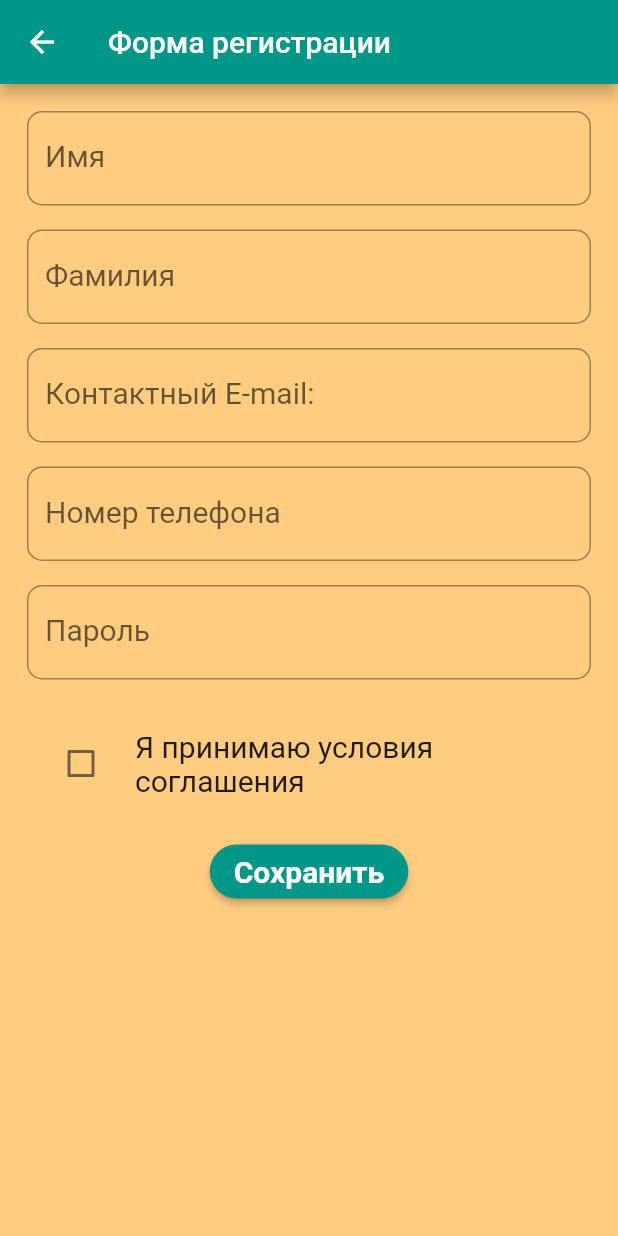
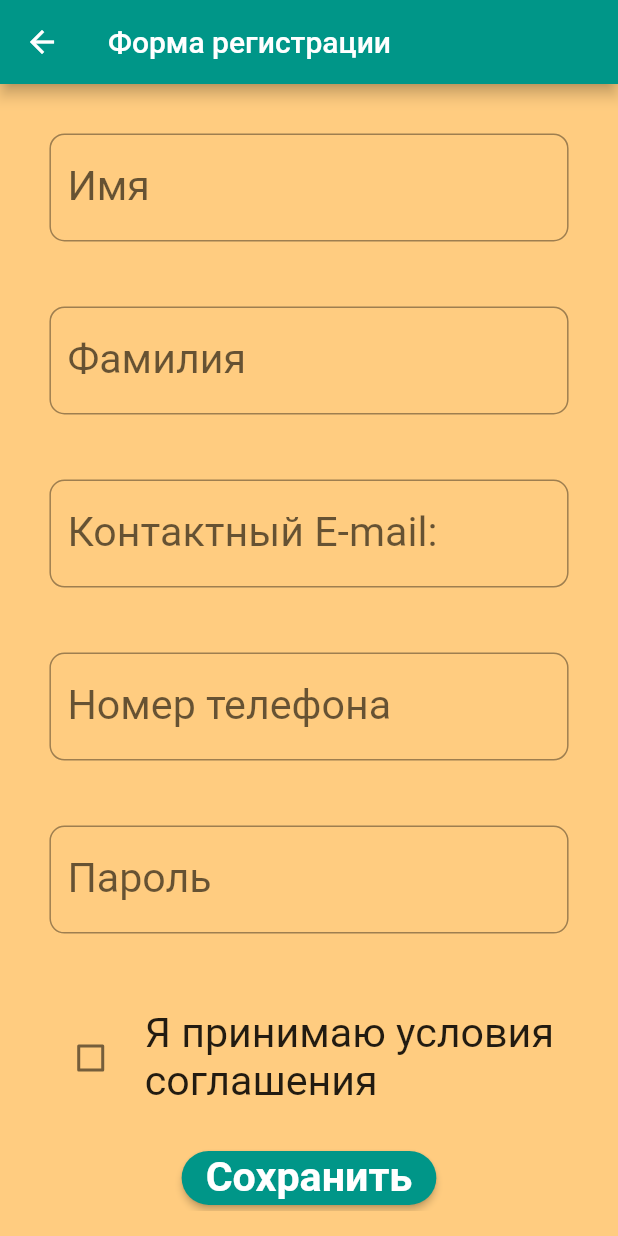
Before and after one commit to fioresat/getters_setters_forms_week9, a Flutter app: the screen it shows after launch, after a tap on "Log In", after a tap on "Sign Up", on a phone screen of 412 x 824 dp. Run offline on Flutter 3.47's test engine with Material 2 defaults, Android fonts, the phone set to English and light mode, and no system bars; our stand-ins replace shared_preferences, sizer.

Commit message:
week 15 sizer

```diff
--- a/lib/main.dart
+++ b/lib/main.dart
@@ -5,6 +5,7 @@ import 'package:getters_setters_forms_week9/screens/registration_form.dart';
 import 'package:getters_setters_forms_week9/person.dart';
 import 'package:getters_setters_forms_week9/screens/your_page.dart';
 import 'package:shared_preferences/shared_preferences.dart';
+import 'package:sizer/sizer.dart';
 
 bool agreement = false;
 
@@ -17,12 +18,13 @@ class MyApp extends StatelessWidget {
 
   @override
   Widget build(BuildContext context) {
+    return Sizer(builder: (context, orientation, deviceType) {
       return MaterialApp(
         theme: ThemeData(
           primarySwatch: Colors.teal,
           scaffoldBackgroundColor: const Color(0xFFFFCC80),
         ),
-      home: LogIn(),
+        home: const LogIn(),
         initialRoute: '/login',
         routes: {
           '/login': (context) => const LogIn(),
@@ -30,5 +32,6 @@ class MyApp extends StatelessWidget {
           '/yourpage': (context) => const YourPage(),
         },
       );
+    });
   }
 }
--- a/lib/screens/login.dart
+++ b/lib/screens/login.dart
@@ -4,6 +4,7 @@ import 'package:getters_setters_forms_week9/main.dart';
 import 'package:getters_setters_forms_week9/screens/registration_form.dart';
 import 'package:getters_setters_forms_week9/screens/your_page.dart';
 import 'package:shared_preferences/shared_preferences.dart';
+import 'package:sizer/sizer.dart';
 
 import '../person.dart';
 
@@ -15,12 +16,11 @@ class LogIn extends StatefulWidget {
 }
 
 class LogInState extends State {
-
   final _formKey = GlobalKey<FormState>();
   String email1 = '';
   String password1 = '';
   late SharedPreferences _prefs;
-  Person person = Person('','','','','');
+  Person person = Person('', '', '', '', '');
 
   @override
   void initState() {
@@ -41,7 +41,7 @@ class LogInState extends State {
           backgroundColor: Colors.teal,
         ),
         body: Container(
-            padding: const EdgeInsets.all(10.0),
+            padding: EdgeInsets.all(5.h),
             child: Form(
                 key: _formKey,
                 child: ListView.builder(
@@ -63,13 +63,14 @@ class LogInState extends State {
                     }))),
       );
     } else {
-      return YourPage();
+      return const YourPage();
     }
   }
 
   Widget _inputFieldEmail() {
-    return Padding(
-      padding: const EdgeInsets.all(8.0),
+    return Container(
+      height: 14.h,
+      padding: EdgeInsets.all(2.h),
       child: TextFormField(
           initialValue: email1,
           textAlign: TextAlign.center,
@@ -80,7 +81,7 @@ class LogInState extends State {
               return 'E-mail должен иметь вид ***@***.***';
             }
           },
-          style: const TextStyle(fontSize: 20.0),
+          style: TextStyle(fontSize: 20.sp),
           decoration: InputDecoration(
             labelText: 'Контактный E-mail:',
             border: OutlineInputBorder(
@@ -92,8 +93,9 @@ class LogInState extends State {
   }
 
   Widget _inputFieldPassword() {
-    return Padding(
-      padding: const EdgeInsets.all(8.0),
+    return Container(
+      height: 14.h,
+      padding: EdgeInsets.all(2.h),
       child: TextFormField(
           obscureText: true,
           initialValue: password1,
@@ -103,7 +105,7 @@ class LogInState extends State {
               return 'Пожалуйста вспомните пароль';
             }
           },
-          style: const TextStyle(fontSize: 20.0),
+          style: TextStyle(fontSize: 20.sp),
           decoration: InputDecoration(
             labelText: 'Пароль',
             border: OutlineInputBorder(
@@ -136,7 +138,7 @@ class LogInState extends State {
             Navigator.push(
                 context,
                 MaterialPageRoute(
-                  builder: (context) => YourPage(),
+                  builder: (context) => const YourPage(),
                 ));
           }
 
@@ -147,8 +149,8 @@ class LogInState extends State {
               content: Text(
                 text,
                 textAlign: TextAlign.center,
-                style: const TextStyle(
-                    fontSize: 20.0,
+                style: TextStyle(
+                    fontSize: 20.sp,
                     fontWeight: FontWeight.bold,
                     color: Colors.white),
               ),
@@ -156,9 +158,9 @@ class LogInState extends State {
           );
         }
       },
-      child: const Text(
+      child: Text(
         'Log In',
-        style: TextStyle(fontWeight: FontWeight.bold, fontSize: 20),
+        style: TextStyle(fontWeight: FontWeight.bold, fontSize: 20.sp),
       ),
     );
   }
@@ -174,9 +176,9 @@ class LogInState extends State {
       onPressed: () {
         _awaitReturnValueFromSecondScreen(context);
       },
-      child: const Text(
+      child: Text(
         'Sign Up',
-        style: TextStyle(fontWeight: FontWeight.bold, fontSize: 20),
+        style: TextStyle(fontWeight: FontWeight.bold, fontSize: 20.sp),
       ),
     );
   }
@@ -185,7 +187,7 @@ class LogInState extends State {
     final result = await Navigator.push(
         context,
         MaterialPageRoute(
-          builder: (context) => RegistrationForm(),
+          builder: (context) => const RegistrationForm(),
         ));
     setState(() {
       if (result.email != '') {
--- a/lib/screens/registration_form.dart
+++ b/lib/screens/registration_form.dart
@@ -3,6 +3,7 @@ import 'package:shared_preferences/shared_preferences.dart';
 import 'package:flutter/services.dart';
 import '../person.dart';
 import 'login.dart';
+import 'package:sizer/sizer.dart';
 
 class RegistrationForm extends StatefulWidget {
   const RegistrationForm({Key? key}) : super(key: key);
@@ -34,7 +35,7 @@ class RegistrationFormState extends State {
         backgroundColor: Colors.teal,
       ),
       body: Container(
-          padding: EdgeInsets.all(10.0),
+          padding: EdgeInsets.all(2.h),
           child: Form(
               key: _formKey,
               child: ListView.builder(
@@ -54,8 +55,9 @@ class RegistrationFormState extends State {
   }
 
   Widget _inputFieldName() {
-    return Padding(
-      padding: const EdgeInsets.all(8.0),
+    return Container(
+      height: 14.h,
+      padding: EdgeInsets.all(2.h),
       child: TextFormField(
           initialValue: person.name,
           textAlign: TextAlign.center,
@@ -64,7 +66,7 @@ class RegistrationFormState extends State {
               return 'Пожалуйста введите своё имя';
             }
           },
-          style: const TextStyle(fontSize: 20.0),
+          style: TextStyle(fontSize: 20.sp),
           decoration: InputDecoration(
             labelText: 'Имя',
             border: OutlineInputBorder(
@@ -76,8 +78,9 @@ class RegistrationFormState extends State {
   }
 
   Widget _inputFieldSurname() {
-    return Padding(
-      padding: const EdgeInsets.all(8.0),
+    return Container(
+      height: 14.h,
+      padding: EdgeInsets.all(2.h),
       child: TextFormField(
           initialValue: person.surname,
           textAlign: TextAlign.center,
@@ -86,7 +89,7 @@ class RegistrationFormState extends State {
               return 'Пожалуйста введите свою фамилию';
             }
           },
-          style: const TextStyle(fontSize: 20.0),
+          style: TextStyle(fontSize: 20.sp),
           decoration: InputDecoration(
             labelText: 'Фамилия',
             border: OutlineInputBorder(
@@ -98,8 +101,9 @@ class RegistrationFormState extends State {
   }
 
   Widget _inputFieldPhoneNumber() {
-    return Padding(
-      padding: const EdgeInsets.all(8.0),
+    return Container(
+      height: 14.h,
+      padding: EdgeInsets.all(2.h),
       child: TextFormField(
           keyboardType: TextInputType.number,
           inputFormatters: <TextInputFormatter>[
@@ -112,7 +116,7 @@ class RegistrationFormState extends State {
               return 'Пожалуйста введите свой номер телефона';
             }
           },
-          style: const TextStyle(fontSize: 20.0),
+          style: TextStyle(fontSize: 20.sp),
           decoration: InputDecoration(
             labelText: 'Номер телефона',
             border: OutlineInputBorder(
@@ -125,8 +129,9 @@ class RegistrationFormState extends State {
   }
 
   Widget _inputFieldEmail() {
-    return Padding(
-      padding: const EdgeInsets.all(8.0),
+    return Container(
+      height: 14.h,
+      padding: EdgeInsets.all(2.h),
       child: TextFormField(
           initialValue: person.email,
           textAlign: TextAlign.center,
@@ -137,7 +142,7 @@ class RegistrationFormState extends State {
               return 'E-mail должен иметь вид ***@***.***';
             }
           },
-          style: const TextStyle(fontSize: 20.0),
+          style: TextStyle(fontSize: 20.sp),
           decoration: InputDecoration(
             labelText: 'Контактный E-mail:',
             border: OutlineInputBorder(
@@ -149,8 +154,9 @@ class RegistrationFormState extends State {
   }
 
   Widget _inputFieldPassword() {
-    return Padding(
-      padding: const EdgeInsets.all(8.0),
+    return Container(
+      height: 14.h,
+      padding: EdgeInsets.all(2.h),
       child: TextFormField(
           obscureText: true,
           initialValue: person.password,
@@ -160,7 +166,7 @@ class RegistrationFormState extends State {
               return 'Пожалуйста придумайте пароль';
             }
           },
-          style: const TextStyle(fontSize: 20.0),
+          style: TextStyle(fontSize: 20.sp),
           decoration: InputDecoration(
             labelText: 'Пароль',
             border: OutlineInputBorder(
@@ -177,8 +183,8 @@ class RegistrationFormState extends State {
       child: CheckboxListTile(
           value: _agreement,
           activeColor: Colors.teal,
-          title: const Text('Я принимаю условия соглашения',
-              style: TextStyle(fontSize: 20.0)),
+          title: Text('Я принимаю условия соглашения',
+              style: TextStyle(fontSize: 20.sp)),
           controlAffinity: ListTileControlAffinity.leading,
           onChanged: (bool? value) => setState(() => _agreement = value!)),
     );
@@ -218,8 +224,8 @@ class RegistrationFormState extends State {
               content: Text(
                 text,
                 textAlign: TextAlign.center,
-                style: const TextStyle(
-                    fontSize: 20.0,
+                style: TextStyle(
+                    fontSize: 20.sp,
                     fontWeight: FontWeight.bold,
                     color: Colors.white),
               ),
@@ -227,9 +233,9 @@ class RegistrationFormState extends State {
           );
         }
       },
-      child: const Text(
+      child: Text(
         'Сохранить',
-        style: TextStyle(fontWeight: FontWeight.bold, fontSize: 20),
+        style: TextStyle(fontWeight: FontWeight.bold, fontSize: 20.sp),
       ),
     );
   }
--- a/lib/screens/your_page.dart
+++ b/lib/screens/your_page.dart
@@ -4,6 +4,7 @@ import 'package:shared_preferences/shared_preferences.dart';
 
 import '../main.dart';
 import '../person.dart';
+import 'package:sizer/sizer.dart';
 import 'package:getters_setters_forms_week9/screens/login.dart';
 
 class YourPage extends StatefulWidget {
@@ -17,7 +18,7 @@ class YourPageState extends State {
   late SharedPreferences _prefs;
   Color color = Colors.teal;
 
-  Person person = Person('','','','','');
+  Person person = Person('', '', '', '', '');
 
   @override
   void initState() {
@@ -25,7 +26,6 @@ class YourPageState extends State {
     person.loadData();
     _loadAgreement();
   }
-
 
   void _loadAgreement() async {
     _prefs = await SharedPreferences.getInstance();
@@ -52,7 +52,8 @@ class YourPageState extends State {
       body: Container(
         padding: const EdgeInsets.all(10.0),
         child: ListView(padding: const EdgeInsets.all(10.0), children: [
-          textInContainer('${person.name} ${person.surname}', const Icon(Icons.person)),
+          textInContainer(
+              '${person.name} ${person.surname}', const Icon(Icons.person)),
           textInContainer(person.email, const Icon(Icons.email)),
           textInContainer(person.phoneNumber, const Icon(Icons.phone)),
           _agreementCheckBox(),
@@ -65,9 +66,9 @@ class YourPageState extends State {
     );
   }
 
-  Widget textInContainer(String a, Icon b)
-  {
+  Widget textInContainer(String a, Icon b) {
     return Container(
+      height: 7.h,
       padding: const EdgeInsets.all(10),
       margin: const EdgeInsets.all(10),
       decoration: BoxDecoration(
@@ -81,6 +82,7 @@ class YourPageState extends State {
         ),
         borderRadius: BorderRadius.circular(15),
       ),
+      child: FittedBox(
         child: Row(
           mainAxisAlignment: MainAxisAlignment.center,
           children: [
@@ -88,14 +90,13 @@ class YourPageState extends State {
             Text(
               a,
               textAlign: TextAlign.center,
-            style:
-            const TextStyle(fontSize: 20.0, fontWeight: FontWeight.bold),
+              style: TextStyle(fontSize: 20.sp, fontWeight: FontWeight.bold),
             ),
           ],
         ),
+      ),
     );
   }
-
 
   Widget _agreementCheckBox() {
     return Padding(
@@ -103,8 +104,8 @@ class YourPageState extends State {
       child: CheckboxListTile(
           value: agreement,
           activeColor: Colors.teal,
-          title: const Text('Входить автоматически',
-              style: TextStyle(fontSize: 20.0)),
+          title:
+              Text('Входить автоматически', style: TextStyle(fontSize: 20.sp)),
           controlAffinity: ListTileControlAffinity.leading,
           onChanged: (bool? value) {
             setState(() => agreement = value!);
@@ -117,22 +118,19 @@ class YourPageState extends State {
     await _prefs.setBool('agreement', agreement);
   }
 
-
   Widget _changeButton() {
     return ElevatedButton(
       onPressed: () {
         Navigator.push(
             context,
             MaterialPageRoute(
-              builder: (context) => RegistrationForm(),
+              builder: (context) => const RegistrationForm(),
             ));
       },
-      child: const Text(
+      child: Text(
         'Редактировать форму',
-        style: TextStyle(fontWeight: FontWeight.bold, fontSize: 20),
+        style: TextStyle(fontWeight: FontWeight.bold, fontSize: 20.sp),
       ),
     );
   }
-
-
 }
--- a/pubspec.yaml
+++ b/pubspec.yaml
@@ -18,7 +18,7 @@ publish_to: 'none' # Remove this line if you wish to publish to pub.dev
 version: 1.0.0+1
 
 environment:
-  sdk: 2.16.2
+  sdk: 2.17.5
 
 # Dependencies specify other packages that your package needs in order to work.
 # To automatically upgrade your package dependencies to the latest versions
@@ -30,6 +30,7 @@ dependencies:
   flutter:
     sdk: flutter
   shared_preferences: ^2.0.15
+  sizer: ^2.0.15
 
 
   # The following adds the Cupertino Icons font to your application.
```
Also changed, not shown: pubspec.lock. Lines whose indentation alone changed are shown as unchanged.
